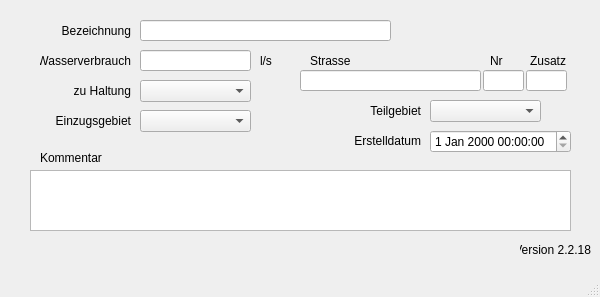
The window that qkan/database/templates/einleit.ui (hoettges/QKan) describes before a commit, drawn with Qt 5.
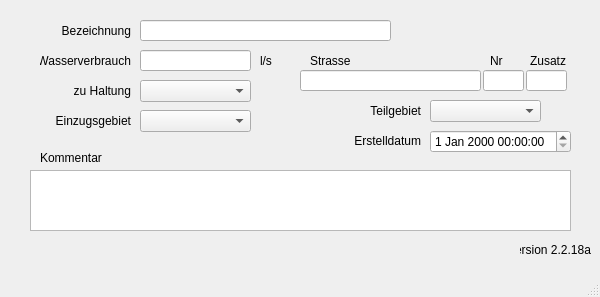
The same window after the commit. Custom widgets are drawn as their Qt base class.

Patch:
```diff
--- a/qkan/database/templates/einleit.ui
+++ b/qkan/database/templates/einleit.ui
@@ -239,7 +239,7 @@
      <string>Version QKan Import</string>
     </property>
     <property name="text">
-     <string>Version 2.2.18</string>
+     <string>Version 2.2.18a</string>
     </property>
     <property name="alignment">
      <set>Qt::AlignRight|Qt::AlignTrailing|Qt::AlignVCenter</set>
```
